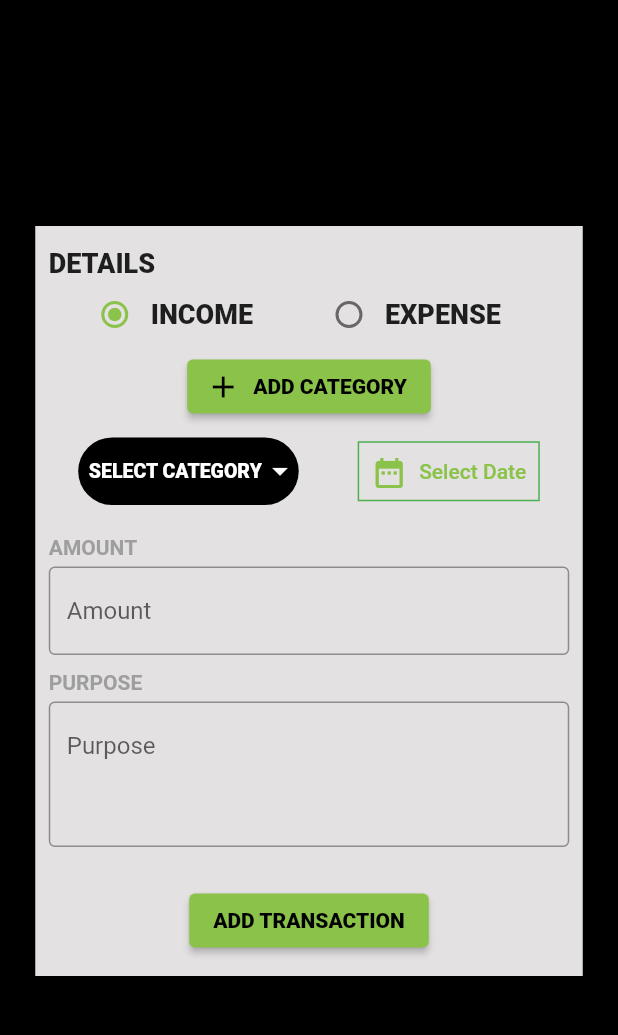
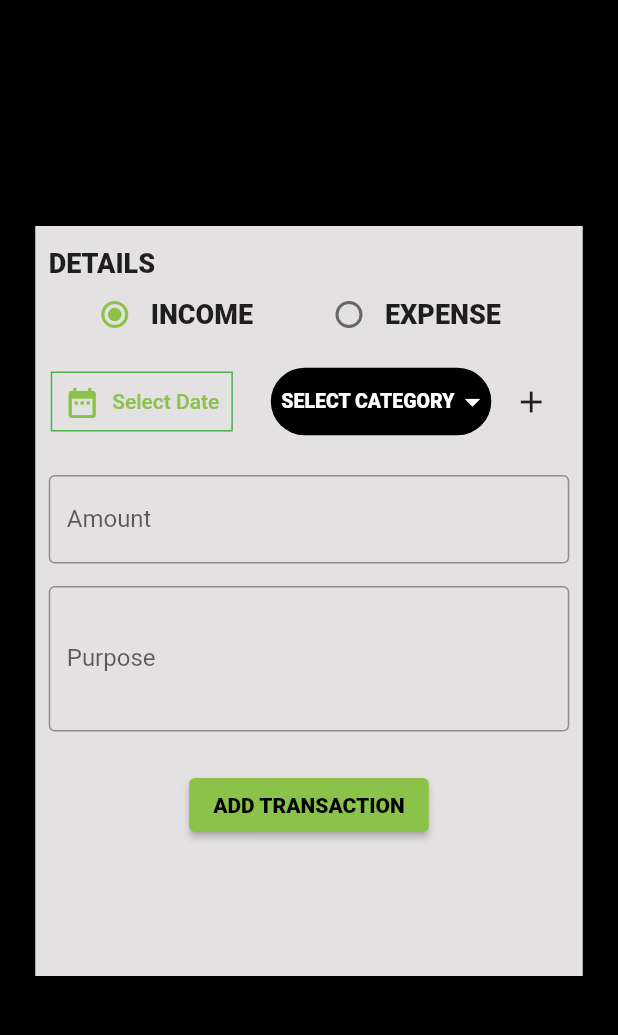
Before and after one commit to REEM-SALEEM/Money_manager, a Flutter app: the AddTransactions screen opened directly, on a phone screen of 412 x 824 dp, the part 59-1094 px from its top. Run offline on Flutter 3.47's test engine with Material 2 defaults, Android fonts, the phone set to English and light mode, and no system bars; our stand-ins replace flutter_local_notifications, flutter_native_timezone, flutter_slidable, hive_flutter, lottie, rxdart and 4 more; missing offline and left inert: restart_app; accounts and stored records are empty.

Commit message:
first commit

```diff
--- a/lib/transactions/widgets/add_transactions.dart
+++ b/lib/transactions/widgets/add_transactions.dart
@@ -107,75 +107,10 @@ class _AddTransactionsState extends State<AddTransactions> {
                               fontWeight: FontWeight.w900, fontSize: 18),
                         ),
                       ]),
-                      Row(
-                          mainAxisAlignment: MainAxisAlignment.center,
-                          children: [
-                            //----Add category +
-                            ElevatedButton.icon(
-                              onPressed: () {
-                                selectCategoryPopup(context);
-                              },
-                              icon: const Icon(Icons.add),
-                              label: const Text(
-                                'ADD CATEGORY',
-                                style: TextStyle(fontWeight: FontWeight.w900),
-                              ),
-                            )
-                          ]),
                       const SizedBox(height: 10),
                       Row(
                           mainAxisAlignment: MainAxisAlignment.spaceAround,
                           children: <Widget>[
-                          //----Select category
-                          Container(
-                            width: 147,
-                            height: 45,
-                            decoration: const BoxDecoration(
-                              color: Colors.black,
-                              borderRadius:
-                                  BorderRadius.all(Radius.circular(60)),
-                            ),
-                            child: Center(
-                              child: DropdownButton<String>(
-                                underline: Column(),
-                                alignment: AlignmentDirectional.centerStart,
-                                hint: const Text('  SELECT CATEGORY',
-                                    style: TextStyle(
-                                        color:
-                                            Color.fromARGB(255, 255, 255, 255),
-                                        fontSize: 13,
-                                        fontWeight: FontWeight.w900)),
-                                value: _categoryID,
-                                style: const TextStyle(color: Colors.green),
-                                items: (_selectedCategorytype ==
-                                            CategoryType.income
-                                        ? CategoryDB().incomeCategoryList
-                                        : CategoryDB().expenseCategoryList)
-                                    /*value = list of category model
-                                        .map = is used to create convert list to List of DropdownMenuItems*/
-                                    .value
-                                    .map((e) {
-                                  /*converting each object from category model list to dropdownmenuitems and return */
-
-                                  return DropdownMenuItem(
-                                    value: e.id,
-                                    child: Text("  ${e.name}"),
-                                    onTap: () {
-                                      selectedCategoryModel = e;
-                                    },
-                                  );
-                                }).toList(),
-                                onChanged: (selectedValue) {
-                                  setState(() {
-                                    _categoryID = selectedValue;
-                                  });
-                                },
-                                icon: const Icon(Icons.arrow_drop_down,
-                                    color: Colors.white),
-                                iconEnabledColor: Colors.black,
-                              ),
-                            ),
-                          ),
                             //----Calender
                             Container(
                               height: 40,
@@ -183,7 +118,8 @@ class _AddTransactionsState extends State<AddTransactions> {
                                   border: Border.all(color: Colors.green)),
                               child: TextButton.icon(
                                   onPressed: () async {
-                                  final selectedDateTemp = await showDatePicker(
+                                    final selectedDateTemp =
+                                        await showDatePicker(
                                             context: context,
                                             initialDate: DateTime.now(),
                                             firstDate: DateTime.now().subtract(
@@ -205,20 +141,71 @@ class _AddTransactionsState extends State<AddTransactions> {
                                       // "${DateTime.now().day}/${DateTime.now().month}/${DateTime.now().year}"
                                       : '${_selectedDate!.day}/${_selectedDate!.month}/${_selectedDate!.year}')),
                             ),
-                        ],
+                            const SizedBox(width: 20),
+                            //----Select category
+                            Container(
+                              width: 147,
+                              height: 45,
+                              decoration: const BoxDecoration(
+                                color: Colors.black,
+                                borderRadius:
+                                    BorderRadius.all(Radius.circular(60)),
                               ),
+                              child: Center(
+                                child: DropdownButton<String>(
+                                  underline: Column(),
+                                  alignment: AlignmentDirectional.centerStart,
+                                  hint: const Text('  SELECT CATEGORY',
+                                      style: TextStyle(
+                                          color: Color.fromARGB(
+                                              255, 255, 255, 255),
+                                          fontSize: 13,
+                                          fontWeight: FontWeight.w900)),
+                                  value: _categoryID,
+                                  style: const TextStyle(color: Colors.green),
+                                  items: (_selectedCategorytype ==
+                                              CategoryType.income
+                                          ? CategoryDB().incomeCategoryList
+                                          : CategoryDB().expenseCategoryList)
+                                      /*value = list of category model
+                                        .map = is used to create convert list to List of DropdownMenuItems*/
+                                      .value
+                                      .map((e) {
+                                    /*converting each object from category model list to dropdownmenuitems and return */
+                                    return DropdownMenuItem(
+                                      value: e.id,
+                                      child: Text("  ${e.name}"),
+                                      onTap: () {
+                                        selectedCategoryModel = e;
+                                      },
+                                    );
+                                  }).toList(),
+                                  onChanged: (selectedValue) {
+                                    setState(() {
+                                      _categoryID = selectedValue;
+                                    });
+                                  },
+                                  icon: const Icon(Icons.arrow_drop_down,
+                                      color: Colors.white),
+                                  iconEnabledColor: Colors.black,
+                                ),
+                              ),
+                            ),
+                            IconButton(
+                                onPressed: () {
+                                  selectCategoryPopup(context);
+                                },
+                                icon: const Icon(Icons.add))
+                          ]),
                       const SizedBox(height: 20),
                       //----Amount
-                      const Text('AMOUNT',
-                          style: TextStyle(
-                              color: Colors.grey, fontWeight: FontWeight.bold)),
                       const SizedBox(height: 5),
                       TextFormField(
                         controller: _amount,
                         keyboardType: TextInputType.number,
                         decoration: const InputDecoration(
                           border: OutlineInputBorder(),
-                          hintText: 'Amount',
+                          labelText: 'Amount',
                         ),
                         validator: (value) {
                           if (value!.isEmpty) {
@@ -229,9 +216,6 @@ class _AddTransactionsState extends State<AddTransactions> {
                       ),
                       const SizedBox(height: 10),
                       //----Purpose
-                      const Text('PURPOSE',
-                          style: TextStyle(
-                              color: Colors.grey, fontWeight: FontWeight.bold)),
                       const SizedBox(height: 5),
                       TextFormField(
                         controller: _purpose,
@@ -239,7 +223,7 @@ class _AddTransactionsState extends State<AddTransactions> {
                         minLines: 3,
                         decoration: const InputDecoration(
                           border: OutlineInputBorder(),
-                          hintText: 'Purpose',
+                          labelText: 'Purpose',
                         ),
                         validator: (value) {
                           if (value!.isEmpty) {
@@ -281,7 +265,8 @@ class _AddTransactionsState extends State<AddTransactions> {
                             );
                           }),
                           child: const Text(
-                            'ADD TRANSACTION',style: TextStyle(fontWeight: FontWeight.w900),
+                            'ADD TRANSACTION',
+                            style: TextStyle(fontWeight: FontWeight.w900),
                           ),
                         ),
                       )
--- a/pubspec.yaml
+++ b/pubspec.yaml
@@ -77,6 +77,7 @@ flutter:
   # To add assets to your application, add an assets section, like this:
   assets:
     - assets/lottie/9888-money-money-money.json
+    - assets/lottie/629-empty-box.json
     # - images/a_dot_burr.jpeg
     # - images/a_dot_ham.jpeg
 
```
Also changed, not shown: assets/lottie/629-empty-box.json (added, +1 -0 lines), lib/transactions/refactor/if.dart (added, +25 -0 lines), lib/transactions/view/transactions_view.dart (+49 -98 lines). Lines whose indentation alone changed are shown as unchanged.
